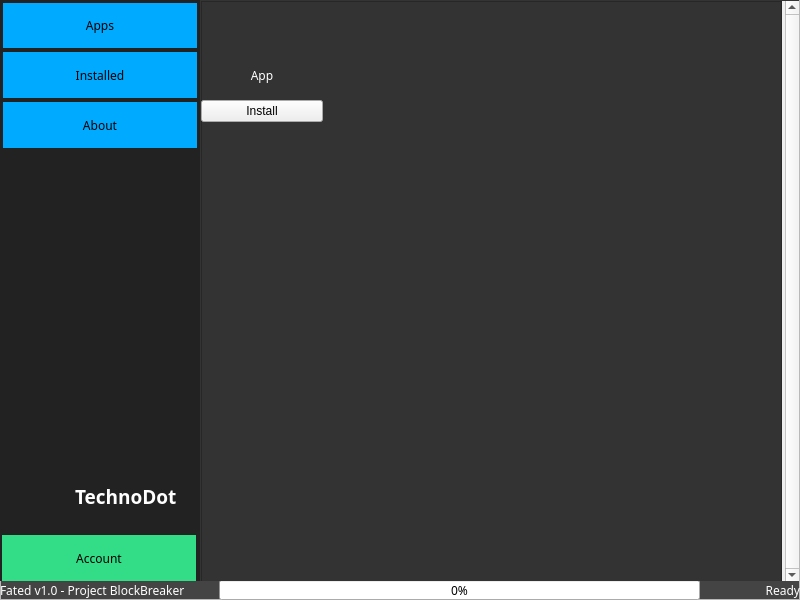
First picture: the form in resources/main.ui, repository TechDudie/Fated, before the edit.
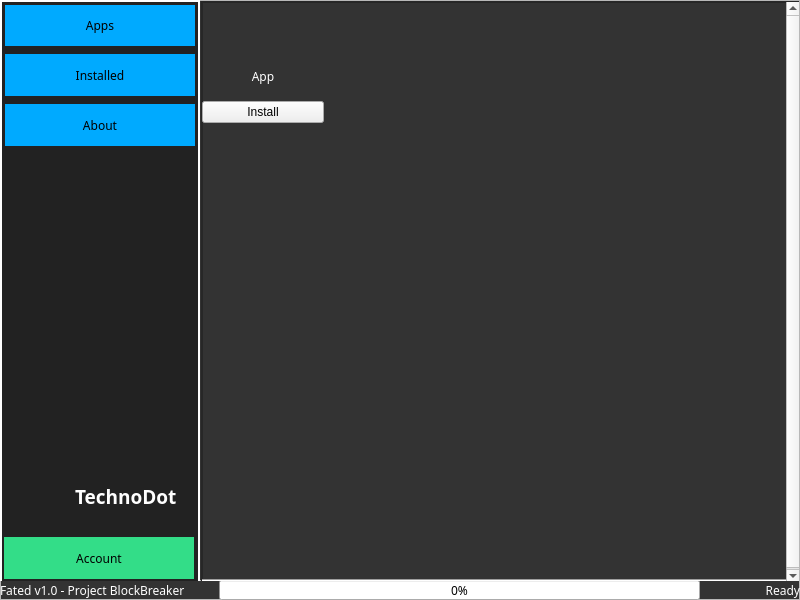
Second picture: the form after the edit. Icons and pictures are not drawn.

Commit message: wtf is the difference between pyqt5 and pyside 6? none

```diff
--- a/resources/main.ui
+++ b/resources/main.ui
@@ -18,8 +18,8 @@
   </property>
   <widget class="QWidget" name="centralwidget">
    <property name="styleSheet">
-    <string notr="true">#centralwidget, #panel5, #panel6 {
-    background-color: #444444;
+    <string notr="true">#centralwidget, #panel6, #panel7 {
+    background-color: #333333;
 }
 
 #appLabel, #info, #status, #userUsername {
@@ -27,7 +27,7 @@
 }
 
 #panel4 {
-    border: none;
+    border: 2px solid white;
     background-color: #222222;
 }
 
@@ -35,15 +35,23 @@
 	width: 100%;
 	border: none;
 	border-radius: 0px;
-    margin: 2px;
+    margin: 4px;
 }
 
 #sidebarApps, #sidebarInstalled, #sidebarAbout {
     background-color: #00aaff;
 }
 
+#sidebarApps:pressed, #sidebarInstalled:pressed, #sidebarAbout:pressed {
+    background-color: #4dc3ff;
+}
+
 #userAccount {
 	background-color: #33dd88;
+}
+
+#userAccount:pressed {
+	background-color: #74e8ae;
 }</string>
    </property>
    <widget class="QFrame" name="panel1">
@@ -330,6 +338,9 @@
        </property>
       </widget>
       <widget class="QPushButton" name="userAccount">
+       <property name="enabled">
+        <bool>true</bool>
+       </property>
        <property name="geometry">
         <rect>
          <x>0</x>
@@ -361,6 +372,12 @@
        <property name="text">
         <string>Account</string>
        </property>
+       <property name="checkable">
+        <bool>false</bool>
+       </property>
+       <property name="checked">
+        <bool>false</bool>
+       </property>
       </widget>
       <widget class="QLabel" name="userIcon">
        <property name="geometry">
@@ -402,15 +419,18 @@
        </property>
       </widget>
      </widget>
-     <widget class="QScrollArea" name="panel5">
+     <widget class="QWidget" name="gridLayoutWidget">
       <property name="geometry">
        <rect>
         <x>200</x>
         <y>0</y>
-        <width>600</width>
-        <height>583</height>
+        <width>602</width>
+        <height>585</height>
        </rect>
       </property>
+      <layout class="QGridLayout" name="panel5">
+       <item row="0" column="0">
+        <widget class="QScrollArea" name="panel6">
       <property name="sizePolicy">
        <sizepolicy hsizetype="Preferred" vsizetype="Preferred">
         <horstretch>0</horstretch>
@@ -443,8 +463,8 @@
         <rect>
          <x>0</x>
          <y>0</y>
-         <width>583</width>
-         <height>581</height>
+            <width>600</width>
+            <height>583</height>
         </rect>
        </property>
        <property name="sizePolicy">
@@ -453,36 +473,29 @@
          <verstretch>0</verstretch>
         </sizepolicy>
        </property>
-       <widget class="QFrame" name="panel6">
+          <property name="minimumSize">
+           <size>
+            <width>600</width>
+            <height>583</height>
+           </size>
+          </property>
+          <widget class="QFrame" name="panel7">
         <property name="geometry">
          <rect>
           <x>0</x>
           <y>0</y>
-          <width>581</width>
-          <height>581</height>
-         </rect>
-        </property>
+             <width>600</width>
+             <height>583</height>
+            </rect>
+           </property>
+           <property name="minimumSize">
+            <size>
+             <width>0</width>
+             <height>0</height>
+            </size>
+           </property>
         <property name="styleSheet">
-         <string notr="true">#centralwidget, #panel5, #panel6 {
-    background-color: #333333;
-}
-
-#appLabel, #info, #status {
-    color: white;
-}
-
-#panel4 {
-    border: 1px solid black;
-    background-color: #00aaff;
-}
-
-#sidebarApps, #sidebarInstalled, #sidebarAbout {
-	width: 100%;
-	border: none;
-	border-radius: 0px;
-	background-color: #33dd88;
-    margin: 2px;
-}</string>
+            <string notr="true"/>
         </property>
         <property name="frameShape">
          <enum>QFrame::StyledPanel</enum>
@@ -520,7 +533,7 @@
                <string notr="true">border: none;</string>
               </property>
               <property name="text">
-               <string>&lt;html&gt;&lt;head/&gt;&lt;body&gt;&lt;p&gt;&lt;img src=&quot;:/appIcons/discord.png&quot;/&gt;&lt;/p&gt;&lt;/body&gt;&lt;/html&gt;</string>
+                  <string>&lt;html&gt;&lt;head/&gt;&lt;body&gt;&lt;p&gt;&lt;img src=&quot;:/appIcons/appIcons/discord.png&quot;/&gt;&lt;/p&gt;&lt;/body&gt;&lt;/html&gt;</string>
               </property>
               <property name="alignment">
                <set>Qt::AlignCenter</set>
@@ -564,8 +577,24 @@
           </item>
          </layout>
         </widget>
-       </widget>
-      </widget>
+           <widget class="Line" name="border1">
+            <property name="geometry">
+             <rect>
+              <x>0</x>
+              <y>570</y>
+              <width>601</width>
+              <height>16</height>
+             </rect>
+            </property>
+            <property name="orientation">
+             <enum>Qt::Horizontal</enum>
+            </property>
+           </widget>
+          </widget>
+         </widget>
+        </widget>
+       </item>
+      </layout>
      </widget>
     </widget>
    </widget>
```
Left out of the diff: 6 changed lines with no effect on the pictures. Lines whose indentation alone changed are shown as unchanged. The commit also changes 5 other files.
